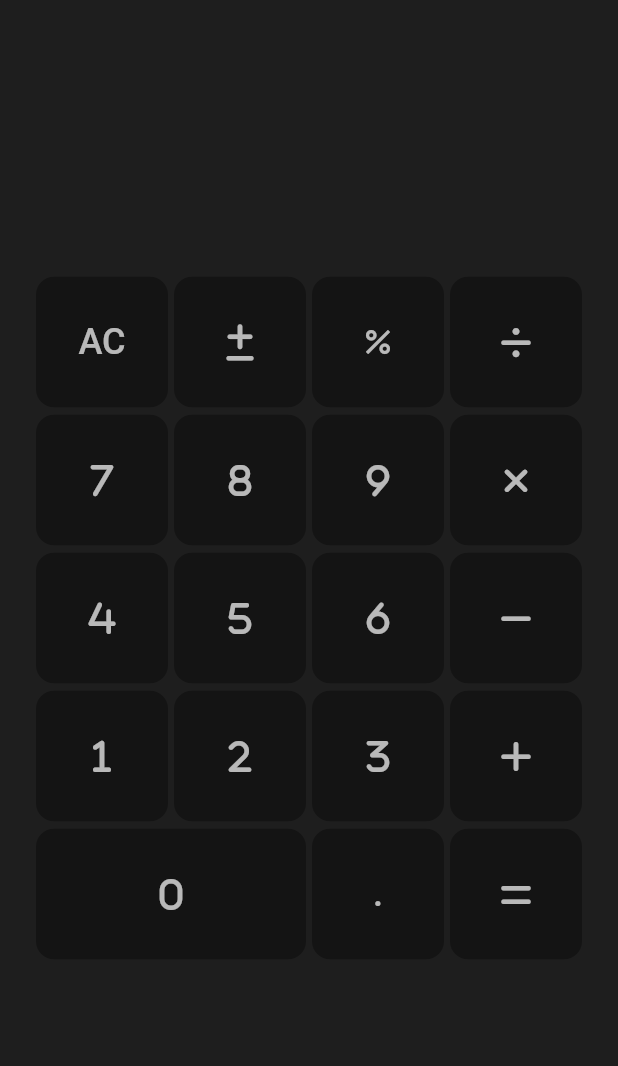
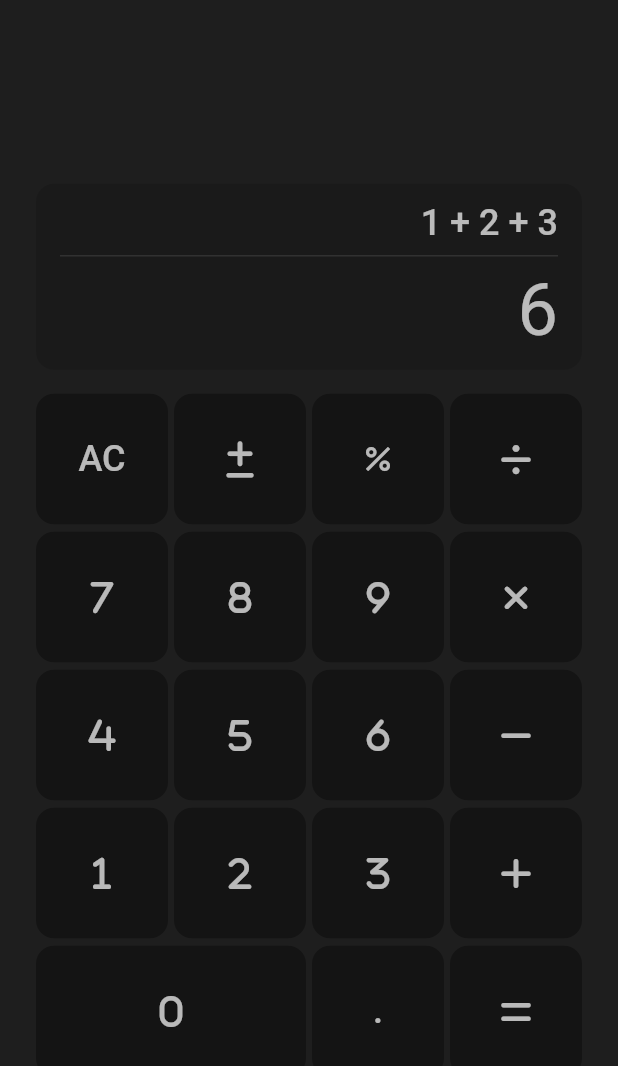
Before and after one commit to Lospi/FlutterCalculator, a Flutter app: the screen it shows after launch, on a phone screen of 412 x 824 dp. Shown: the top 1066 px of the screen. Run offline on Flutter 3.47's test engine with Material 2 defaults, Android fonts, the phone set to English and light mode, and no system bars; our stand-ins replace font_awesome_flutter.

Commit message:
Finish Calculator main view

```diff
--- a/lib/widgets/calculator.dart
+++ b/lib/widgets/calculator.dart
@@ -13,7 +13,42 @@ class Calculator extends StatelessWidget {
       body: Padding(
         padding: const EdgeInsets.all(24),
         child: Center(
-          child: StaggeredGrid.count(
+          child: Column(
+            mainAxisAlignment: MainAxisAlignment.center,
+            crossAxisAlignment: CrossAxisAlignment.stretch,
+            children: [
+              Padding(
+                padding: const EdgeInsets.symmetric(vertical: 16),
+                child: Container(
+                    decoration: BoxDecoration(
+                      borderRadius: BorderRadius.circular(12),
+                      color: Colors.black12,
+                    ),
+                    child: Padding(
+                      padding: const EdgeInsets.symmetric(
+                          horizontal: 16, vertical: 12),
+                      child: Column(
+                        crossAxisAlignment: CrossAxisAlignment.end,
+                        children: [
+                          Text(
+                            textAlign: TextAlign.end,
+                            "1 + 2 + 3",
+                            style: Theme.of(context).textTheme.bodyText1,
+                          ),
+                          const Divider(
+                            color: Colors.white10,
+                            thickness: 1,
+                          ),
+                          Text(
+                            textAlign: TextAlign.end,
+                            "6",
+                            style: Theme.of(context).textTheme.bodyText2,
+                          ),
+                        ],
+                      ),
+                    )),
+              ),
+              StaggeredGrid.count(
                 crossAxisCount: 4,
                 mainAxisSpacing: 5,
                 crossAxisSpacing: 4,
@@ -193,6 +228,8 @@ class Calculator extends StatelessWidget {
                       )),
                 ],
               ),
+            ],
+          ),
         ),
       ),
     );
--- a/lib/widgets/calculator_app.dart
+++ b/lib/widgets/calculator_app.dart
@@ -12,6 +12,7 @@ class CalculatorApp extends StatelessWidget {
       theme: ThemeData(
         textTheme: const TextTheme(
           bodyText1: TextStyle(fontSize: 24, color: Colors.white70),
+          bodyText2: TextStyle(fontSize: 48, color: Colors.white70),
         ),
       ),
       home: const Calculator(),
--- a/lib/widgets/keyboard_button.dart
+++ b/lib/widgets/keyboard_button.dart
@@ -10,7 +10,9 @@ class KeyboardButton extends StatelessWidget {
 
   @override
   Widget build(BuildContext context) {
-    return Container(
+    return Stack(children: [
+      Positioned.fill(
+        child: Container(
           decoration: BoxDecoration(
             borderRadius: BorderRadius.circular(12),
             color: const Color.fromARGB(255, 20, 20, 20),
@@ -18,6 +20,17 @@ class KeyboardButton extends StatelessWidget {
           child: Center(
             child: buttonWidget,
           ),
-    );
+        ),
+      ),
+      Positioned.fill(
+          child: Material(
+              color: Colors.transparent,
+              child: InkWell(
+                borderRadius: BorderRadius.circular(12),
+                splashColor: Colors.black45,
+                highlightColor: Colors.white10,
+                onTap: () {},
+              ))),
+    ]);
   }
 }
```
Lines whose indentation alone changed are shown as unchanged.
